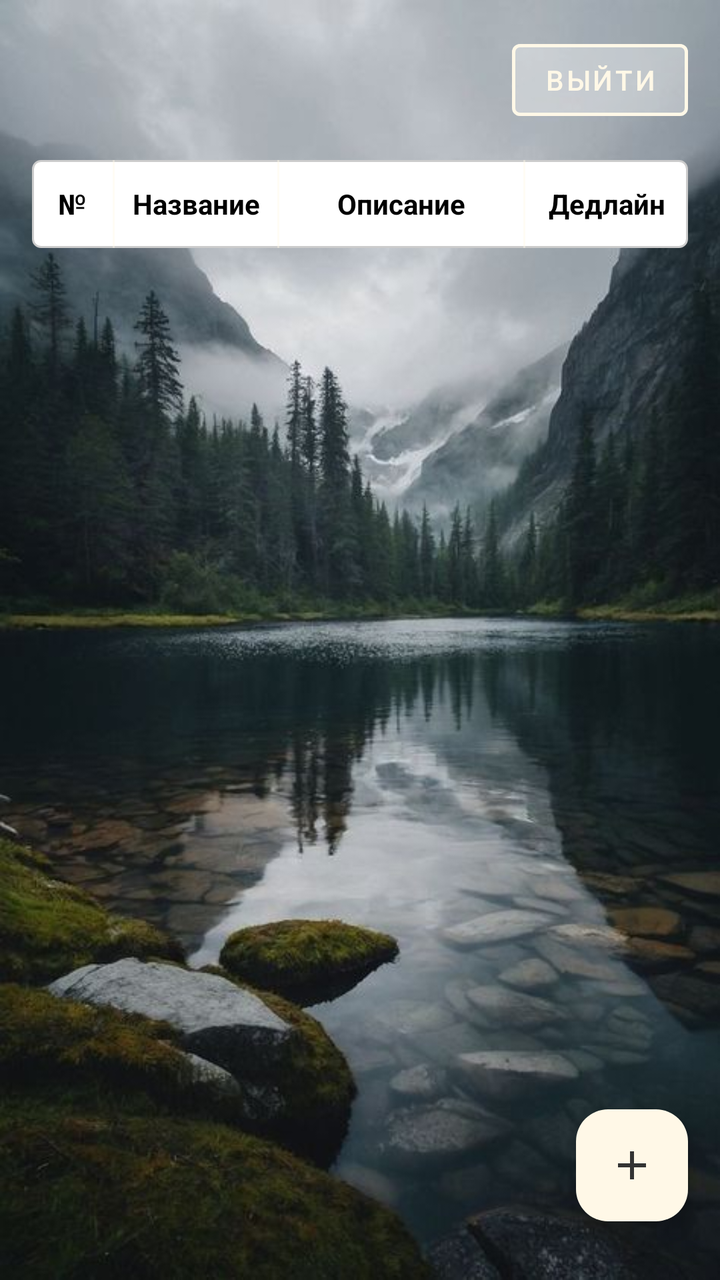
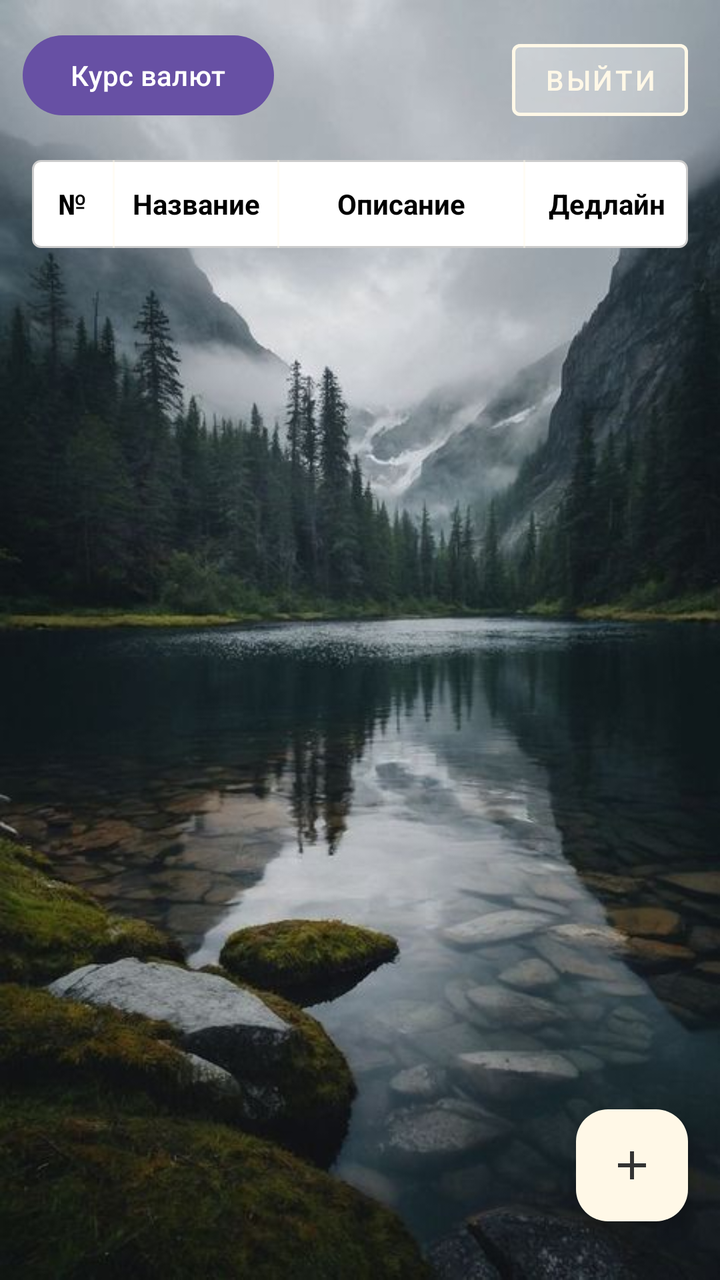

Two renders of the same Android screen: before a commit and after it. Below are the layout's source before the change and the commit's diff.
<!-- AndroidManifest.xml: application theme Theme.MyApplication -->
<!-- res/layout/activity_task_table.xml -->
<?xml version="1.0" encoding="utf-8"?>
<androidx.constraintlayout.widget.ConstraintLayout xmlns:android="http://schemas.android.com/apk/res/android"
    xmlns:app="http://schemas.android.com/apk/res-auto"
    xmlns:tools="http://schemas.android.com/tools"
    android:layout_width="match_parent"
    android:id="@+id/act_task_table"
    android:layout_height="match_parent">

    <ImageView
        android:id="@+id/backgroundImage"
        android:layout_width="0dp"
        android:layout_height="0dp"
        android:scaleType="centerCrop"
        android:src="@drawable/main_background"
        android:contentDescription="@null"
        app:layout_constraintTop_toTopOf="parent"
        app:layout_constraintBottom_toBottomOf="parent"
        app:layout_constraintStart_toStartOf="parent"
        app:layout_constraintEnd_toEndOf="parent" />

    <Button
        android:id="@+id/btnLogout"
        android:layout_width="wrap_content"
        android:layout_height="wrap_content"
        android:layout_margin="16dp"
        android:text="@string/signout"
        android:textColor="@color/coral"
        android:backgroundTint="#33FFFFFF"
        style="@style/Widget.MaterialComponents.Button.OutlinedButton"
        app:strokeColor="@color/coral"
        app:strokeWidth="1.5dp"
        app:layout_constraintTop_toTopOf="parent"
        app:layout_constraintEnd_toEndOf="parent" />

    <include
        android:id="@+id/headerRow"
        layout="@layout/row_task_header"
        android:layout_width="0dp"
        android:layout_height="wrap_content"
        android:layout_marginTop="16dp"
        android:layout_marginHorizontal="16dp"
        app:layout_constraintTop_toBottomOf="@id/btnLogout"
        app:layout_constraintStart_toStartOf="parent"
        app:layout_constraintEnd_toEndOf="parent" />

    <androidx.recyclerview.widget.RecyclerView
        android:id="@+id/rvTasks"
        android:layout_width="0dp"
        android:layout_height="0dp"
        android:layout_marginTop="4dp"
        android:layout_marginHorizontal="16dp"
        android:clipToPadding="false"
        android:paddingBottom="80dp"
        app:layout_constraintTop_toBottomOf="@id/headerRow"
        app:layout_constraintBottom_toBottomOf="parent"
        app:layout_constraintStart_toStartOf="parent"
        app:layout_constraintEnd_toEndOf="parent" />

    <com.google.android.material.floatingactionbutton.FloatingActionButton
        android:id="@+id/fabAddTask"
        android:layout_width="wrap_content"
        android:layout_height="wrap_content"
        android:layout_margin="16dp"
        android:layout_marginEnd="336dp"
        android:contentDescription="@string/add_task"
        android:src="@drawable/baseline_add_24"
        app:backgroundTint="@color/coral"
        app:layout_constraintBottom_toBottomOf="parent"
        app:layout_constraintEnd_toEndOf="parent"
        app:layout_constraintHorizontal_bias="1.0"
        app:layout_constraintStart_toStartOf="@+id/backgroundImage"
        app:layout_constraintTop_toTopOf="parent"
        app:layout_constraintVertical_bias="0.976"
        app:tint="#333333" />

</androidx.constraintlayout.widget.ConstraintLayout>
<!-- res/layout/row_task_header.xml (included above) -->
<LinearLayout
    xmlns:android="http://schemas.android.com/apk/res/android"
    android:layout_width="match_parent"
    android:layout_height="wrap_content"
    android:orientation="horizontal"
    android:background="@drawable/bg_cell_border">

    <TextView
        android:layout_width="0dp"
        android:layout_height="44dp"
        android:layout_weight="1"
        android:text="@string/number"
        android:gravity="center"
        android:padding="4dp"
        android:textSize="14sp"
        android:textStyle="bold"
        android:textColor="@color/black" />

    <View
        android:layout_width="1dp"
        android:layout_height="match_parent"
        android:background="#66FFF8E7" />

    <TextView
        android:layout_width="0dp"
        android:layout_height="44dp"
        android:layout_weight="2"
        android:text="@string/name"
        android:gravity="center"
        android:padding="4dp"
        android:textSize="14sp"
        android:textStyle="bold"
        android:textColor="@color/black"/>

    <View
        android:layout_width="1dp"
        android:layout_height="match_parent"
        android:background="#66FFF8E7" />

    <TextView
        android:layout_width="0dp"
        android:layout_height="44dp"
        android:layout_weight="3"
        android:text="@string/description"
        android:gravity="center"
        android:padding="4dp"
        android:textSize="14sp"
        android:textStyle="bold"
        android:textColor="@color/black" />

    <View
        android:layout_width="1dp"
        android:layout_height="match_parent"
        android:background="#66FFF8E7" />

    <TextView
        android:layout_width="0dp"
        android:layout_height="44dp"
        android:layout_weight="2"
        android:text="@string/deadlinwithout"
        android:gravity="center"
        android:padding="4dp"
        android:textSize="14sp"
        android:textStyle="bold"
        android:textColor="@color/black" />

</LinearLayout>
<!-- resources referenced by this layout -->
<resources>
  <color name="black">#FF000000</color>
  <color name="coral">#FFF8E7</color>
  <!-- drawable baseline_add_24 (drawable) -->
  <vector xmlns:android="http://schemas.android.com/apk/res/android"
      android:width="24dp"
      android:height="24dp"
      android:viewportWidth="24"
      android:viewportHeight="24"
      android:tint="#FFFFFF">
      <path
          android:fillColor="@android:color/white"
          android:pathData="M19,13h-6v6h-2v-6H5v-2h6V5h2v6h6v2z" />
  </vector>
  <!-- drawable bg_cell_border (drawable) -->
  <?xml version="1.0" encoding="utf-8"?>
  <shape xmlns:android="http://schemas.android.com/apk/res/android"
      android:shape="rectangle">
  
      <solid android:color="#FFFFFF" />
  
      <stroke
          android:width="1dp"
          android:color="#CCCCCC" />
  
      <corners android:radius="4dp" />
  
  </shape>
  <!-- drawable main_background: jpg bitmap (drawable, 47749 bytes) -->
  <string name="add_task">Добавить Задачу</string>
  <string name="deadlinwithout">Дедлайн</string>
  <string name="description">Описание</string>
  <string name="name">Название</string>
  <string name="number">№</string>
  <string name="signout">Выйти</string>
  <style name="Theme.MyApplication" parent="Base.Theme.MyApplication" />
  <style name="Base.Theme.MyApplication" parent="Theme.Material3.DayNight.NoActionBar">
          
          
      </style>
</resources>

<!-- the commit's change to res/layout/activity_task_table.xml (unified diff, before → after) -->
@@ -73,6 +73,19 @@
         app:layout_constraintVertical_bias="0.976"
         app:tint="#333333" />
 
+    <Button
+        android:id="@+id/btnCurrencyRate"
+        android:layout_width="wrap_content"
+        android:layout_height="wrap_content"
+        app:layout_constraintBottom_toBottomOf="parent"
+        app:layout_constraintEnd_toEndOf="parent"
+        app:layout_constraintHorizontal_bias="0.049"
+        app:layout_constraintStart_toStartOf="parent"
+        app:layout_constraintTop_toTopOf="parent"
+        app:layout_constraintVertical_bias="0.023"
+        android:text="Курс валют"
+        />
+
 </androidx.constraintlayout.widget.ConstraintLayout>
 <!-- res/layout/row_task_header.xml (included above) -->
 <LinearLayout
